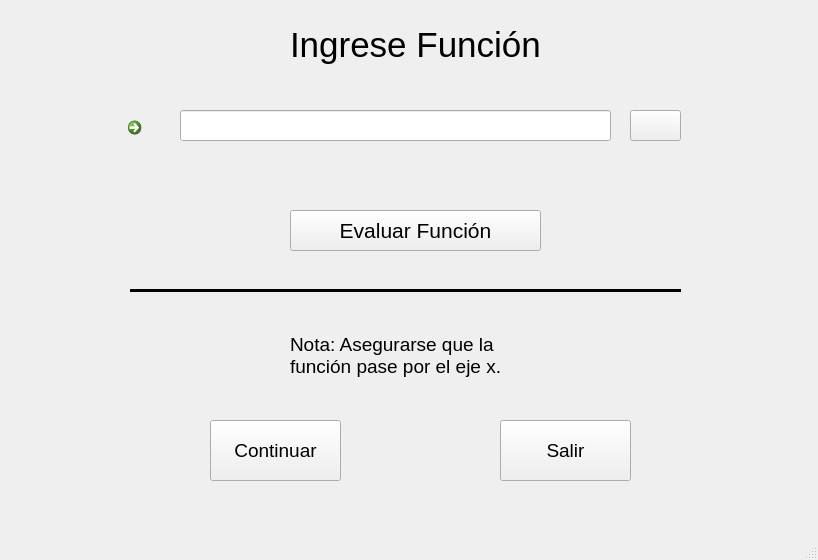
The window that ProyectoMetodosNumericos/Ventanas/IngresarFuncion.ui (jimmybanegas/ProyectoMetodosNumericos) describes before a commit, drawn with Qt 5.
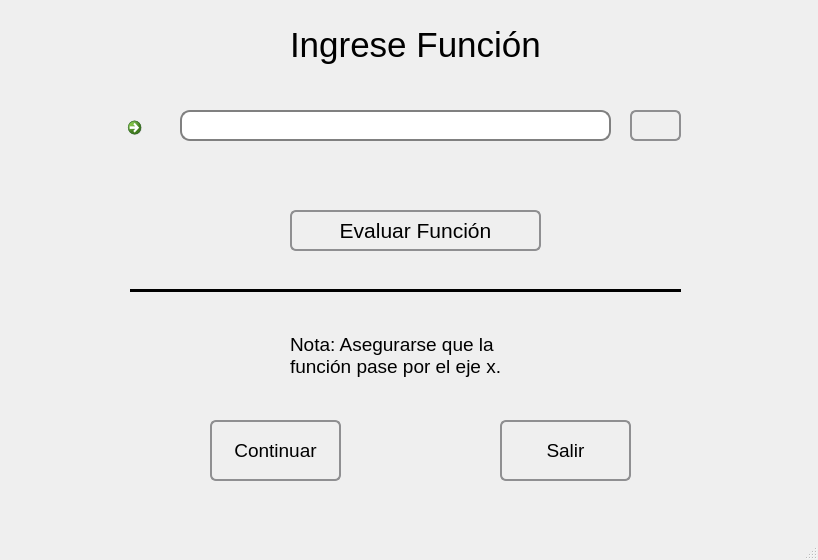
The same window after the commit. Icons and pictures are not drawn.

The edit to the form file:
```diff
--- a/ProyectoMetodosNumericos/Ventanas/IngresarFuncion.ui
+++ b/ProyectoMetodosNumericos/Ventanas/IngresarFuncion.ui
@@ -45,6 +45,13 @@
       <pointsize>16</pointsize>
      </font>
     </property>
+    <property name="styleSheet">
+     <string notr="true"> border: 2px solid gray;
+     border-radius: 10px;
+     padding: 0 8px;
+     background: white;
+     selection-background-color: darkgray;</string>
+    </property>
     <property name="text">
      <string/>
     </property>
@@ -58,6 +65,13 @@
       <height>31</height>
      </rect>
     </property>
+    <property name="styleSheet">
+     <string notr="true">border: 2px solid #8f8f91;
+border-radius: 6px;
+background-color: qlineargradient(x1: 0, y1: 0, x2: 0, y2: 1,
+                                       stop: 0 #f6f7fa, stop: 1 #dadbde);
+     </string>
+    </property>
     <property name="text">
      <string/>
     </property>
@@ -97,6 +111,13 @@
       <pointsize>16</pointsize>
      </font>
     </property>
+    <property name="styleSheet">
+     <string notr="true">border: 2px solid #8f8f91;
+     border-radius: 6px;
+     background-color: qlineargradient(x1: 0, y1: 0, x2: 0, y2: 1,
+                                       stop: 0 #f6f7fa, stop: 1 #dadbde);
+     min-width: 80px;</string>
+    </property>
     <property name="text">
      <string>Evaluar Función</string>
     </property>
@@ -138,6 +159,13 @@
       <pointsize>14</pointsize>
      </font>
     </property>
+    <property name="styleSheet">
+     <string notr="true">border: 2px solid #8f8f91;
+     border-radius: 6px;
+     background-color: qlineargradient(x1: 0, y1: 0, x2: 0, y2: 1,
+                                       stop: 0 #f6f7fa, stop: 1 #dadbde);
+     min-width: 80px;</string>
+    </property>
     <property name="text">
      <string>Continuar</string>
     </property>
@@ -179,6 +207,13 @@
       <pointsize>14</pointsize>
      </font>
     </property>
+    <property name="styleSheet">
+     <string notr="true">border: 2px solid #8f8f91;
+     border-radius: 6px;
+     background-color: qlineargradient(x1: 0, y1: 0, x2: 0, y2: 1,
+                                       stop: 0 #f6f7fa, stop: 1 #dadbde);
+     min-width: 80px;</string>
+    </property>
     <property name="text">
      <string>Salir</string>
     </property>
```
